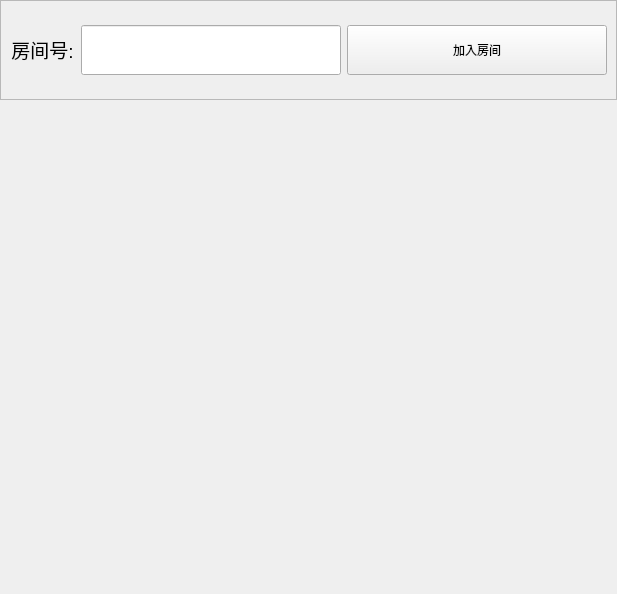
First picture: the form in src/ui/stack_join_meet.ui, repository wang-y-cell/CCMeeting, before the edit.
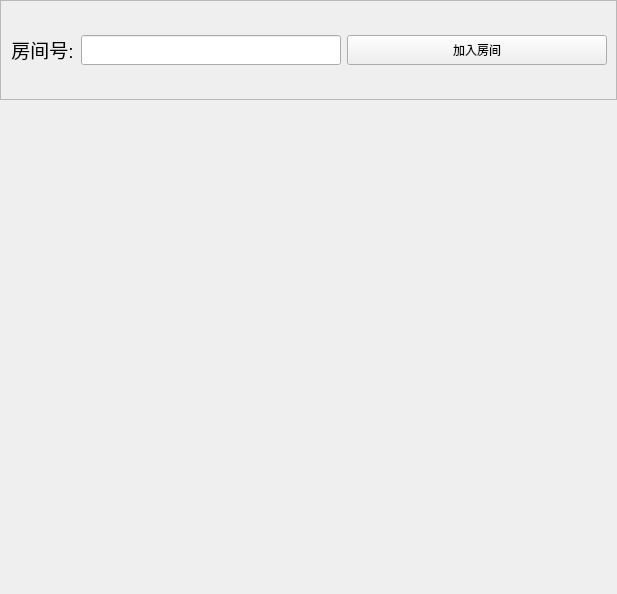
Second picture: the form after the edit.

```diff
--- a/src/ui/stack_join_meet.ui
+++ b/src/ui/stack_join_meet.ui
@@ -113,7 +113,7 @@
             <property name="minimumSize">
              <size>
               <width>0</width>
-              <height>50</height>
+              <height>30</height>
              </size>
             </property>
            </widget>
@@ -129,7 +129,7 @@
             <property name="minimumSize">
              <size>
               <width>0</width>
-              <height>50</height>
+              <height>30</height>
              </size>
             </property>
             <property name="text">
```
